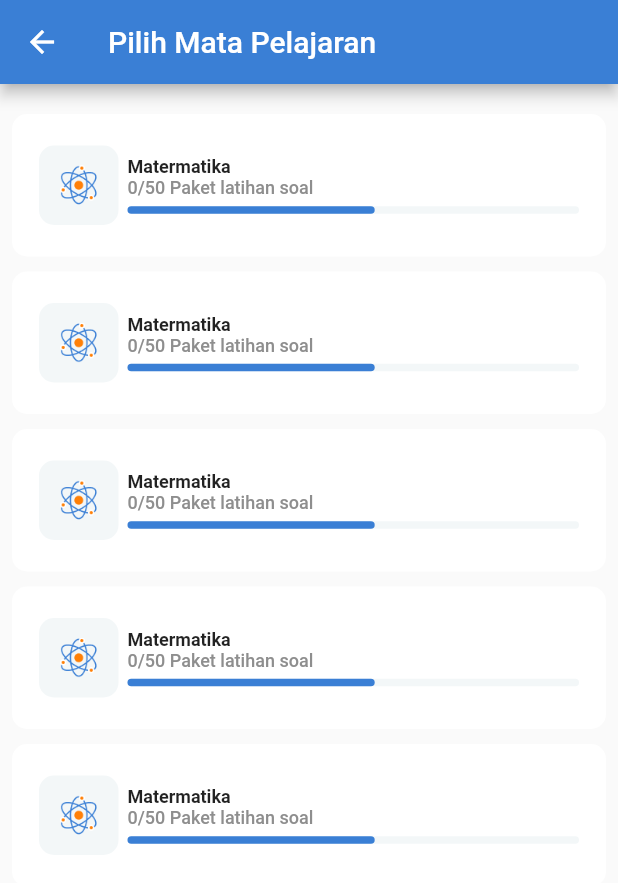
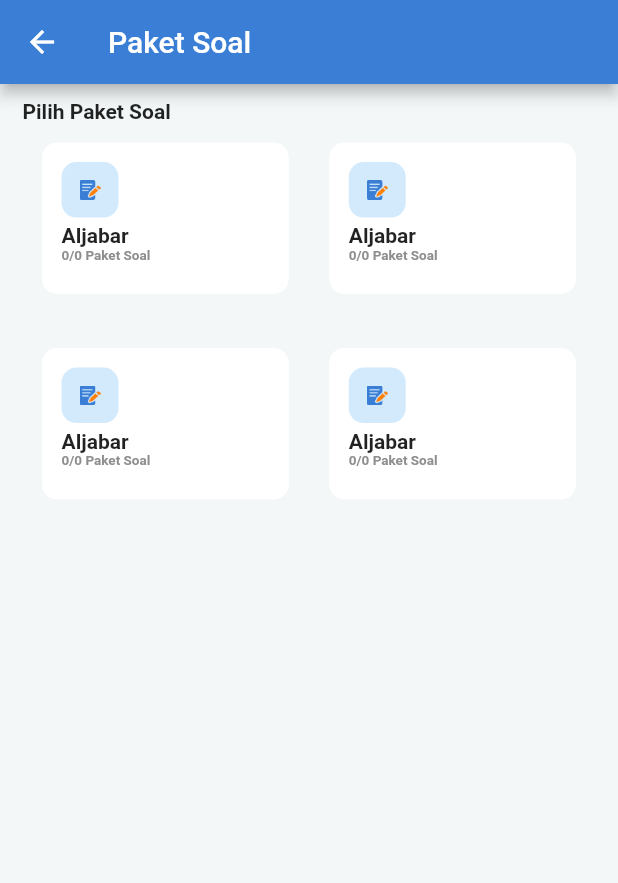
Before and after one commit to adamramadhn/lms, a Flutter app: the MapelPage screen opened by its route, after a tap on "Matermatika", on a phone screen of 412 x 824 dp. Shown: the top 883 px of the screen. Run offline on Flutter 3.47's test engine with Material 2 defaults, Android fonts, the phone set to English and light mode, and no system bars; our stand-ins replace google_fonts.

Commit message:
add paket soal page

```diff
--- a/lib/constant/R/assets.dart
+++ b/lib/constant/R/assets.dart
@@ -10,4 +10,6 @@ class Assets {
   String imgProfile = "assets/ic_avatar.png";
   String icAtom = "assets/ic_atom.png";
   String bannerHome = "assets/img_banner.png";
+
+  String icNote = "assets/ic_note.png";
 }
--- a/lib/main.dart
+++ b/lib/main.dart
@@ -3,6 +3,7 @@ import 'package:lms/constant/r.dart';
 import 'package:lms/view/login_page.dart';
 import 'package:lms/view/main/discuss/chat_page.dart';
 import 'package:lms/view/main/latihan_soal/mapel_page.dart';
+import 'package:lms/view/main/latihan_soal/paket_soal_page.dart';
 import 'package:lms/view/main_page.dart';
 import 'package:lms/view/register_page.dart';
 import 'package:lms/view/splash_screen.dart';
@@ -30,6 +31,7 @@ class MyApp extends StatelessWidget {
         MainPage.route: (context) => const MainPage(),
         ChatPage.route: (context) => const ChatPage(),
         MapelPage.route: (context) => const MapelPage(),
+        PaketSoalPage.route: (context) => const PaketSoalPage(),
       },
     );
   }
--- a/lib/view/main/latihan_soal/mapel_page.dart
+++ b/lib/view/main/latihan_soal/mapel_page.dart
@@ -1,5 +1,6 @@
 import 'package:flutter/material.dart';
 import 'package:lms/view/main/latihan_soal/home_page.dart';
+import 'package:lms/view/main/latihan_soal/paket_soal_page.dart';
 
 class MapelPage extends StatelessWidget {
   const MapelPage({Key? key}) : super(key: key);
@@ -14,7 +15,11 @@ class MapelPage extends StatelessWidget {
         padding: const EdgeInsets.symmetric(horizontal: 8, vertical: 20),
         child: ListView.builder(
           itemBuilder: (context, index) {
-            return GestureDetector(onTap: () {}, child: const MapelWidget());
+            return GestureDetector(
+                onTap: () {
+                  Navigator.pushNamed(context, PaketSoalPage.route);
+                },
+                child: const MapelWidget());
           },
           itemCount: 5,
         ),
--- /dev/null
+++ b/lib/view/main/latihan_soal/paket_soal_page.dart
@@ -0,0 +1,97 @@
+import 'package:flutter/material.dart';
+import 'package:lms/constant/r.dart';
+
+class PaketSoalPage extends StatefulWidget {
+  const PaketSoalPage({Key? key}) : super(key: key);
+  static String route = "paket_soal_page";
+  @override
+  State<PaketSoalPage> createState() => _PaketSoalPageState();
+}
+
+class _PaketSoalPageState extends State<PaketSoalPage> {
+  @override
+  Widget build(BuildContext context) {
+    return Scaffold(
+      backgroundColor: R.colors.grey,
+      appBar: AppBar(
+        title: const Text(
+          "Paket Soal",
+        ),
+      ),
+      body: Padding(
+        padding: const EdgeInsets.symmetric(horizontal: 15, vertical: 10),
+        child: Column(
+          crossAxisAlignment: CrossAxisAlignment.start,
+          children: [
+            const Text(
+              "Pilih Paket Soal",
+              style: TextStyle(fontWeight: FontWeight.bold),
+            ),
+            Expanded(
+              child: GridView.count(
+                mainAxisSpacing: 10,
+                crossAxisSpacing: 1,
+                crossAxisCount: 2,
+                childAspectRatio: 3 / 2,
+                children: const [
+                  PaketSoalWidget(),
+                  PaketSoalWidget(),
+                  PaketSoalWidget(),
+                  PaketSoalWidget(),
+                ],
+              ),
+            ),
+          ],
+        ),
+      ),
+    );
+  }
+}
+
+class PaketSoalWidget extends StatelessWidget {
+  const PaketSoalWidget({
+    Key? key,
+  }) : super(key: key);
+
+  @override
+  Widget build(BuildContext context) {
+    return Container(
+      padding: const EdgeInsets.all(13.0),
+      margin: const EdgeInsets.all(13),
+      decoration: BoxDecoration(
+        borderRadius: BorderRadius.circular(10),
+        color: Colors.white,
+      ),
+      child: Column(
+        crossAxisAlignment: CrossAxisAlignment.start,
+        children: [
+          Container(
+            decoration: BoxDecoration(
+              borderRadius: BorderRadius.circular(10),
+              color: Colors.blue.withOpacity(0.2),
+            ),
+            padding: const EdgeInsets.all(12),
+            child: Image.asset(
+              R.assets.icNote,
+              width: 14,
+            ),
+          ),
+          const SizedBox(
+            height: 4,
+          ),
+          const Text(
+            "Aljabar",
+            style: TextStyle(fontWeight: FontWeight.bold),
+          ),
+          Text(
+            "0/0 Paket Soal",
+            style: TextStyle(
+                fontWeight: FontWeight.bold,
+                fontSize: 9,
+                color: R.colors.greySubtitleHome),
+          ),
+        ],
+      ),
+    );
+  }
+}
```
